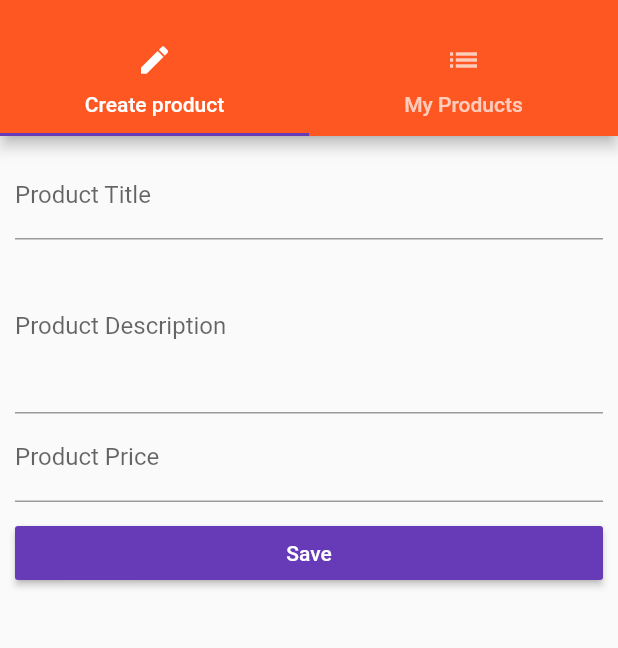
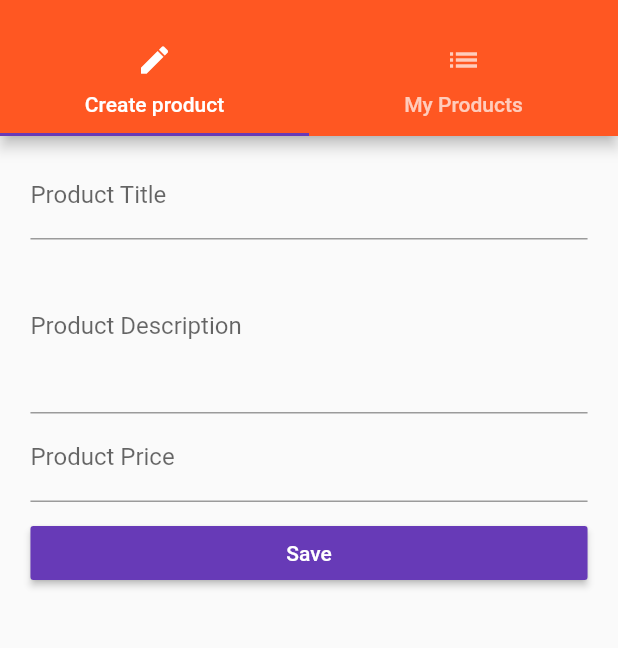
Before and after one commit to arteki65/flutter_learning, a Flutter app: the ProductsAdminPage screen opened by its route, on a phone screen of 412 x 824 dp, the part 59-707 px from its top. Run offline on Flutter 3.47's test engine with Material 2 defaults, Android fonts, the phone set to English and light mode, and no system bars.

Commit message:
after section 8

```diff
--- a/lib/pages/auth.dart
+++ b/lib/pages/auth.dart
@@ -103,7 +103,6 @@ class _AuthPageState extends State<AuthPage> {
                   ),
                   RaisedButton(
                     child: Text('LOGIN'),
-                    color: Theme.of(context).primaryColor,
                     textColor: Colors.white,
                     onPressed: _submitForm,
                   ),
--- a/lib/pages/product_create.dart
+++ b/lib/pages/product_create.dart
@@ -70,9 +70,13 @@ class _ProductCreatePageState extends State<ProductCreatePage> {
 
   @override
   Widget build(BuildContext context) {
+    final double deviceWidth = MediaQuery.of(context).size.width;
+    final double targetWidth = deviceWidth > 550.0 ? 500.0 : deviceWidth * 0.95;
+    final double targetPadding = deviceWidth - targetWidth;
     return Container(
       margin: EdgeInsets.all(10.0),
       child: ListView(
+        padding: EdgeInsets.symmetric(horizontal: targetPadding / 2),
         children: <Widget>[
           _buildTitleTextField(),
           _buildDescriptionTextField(),
```
